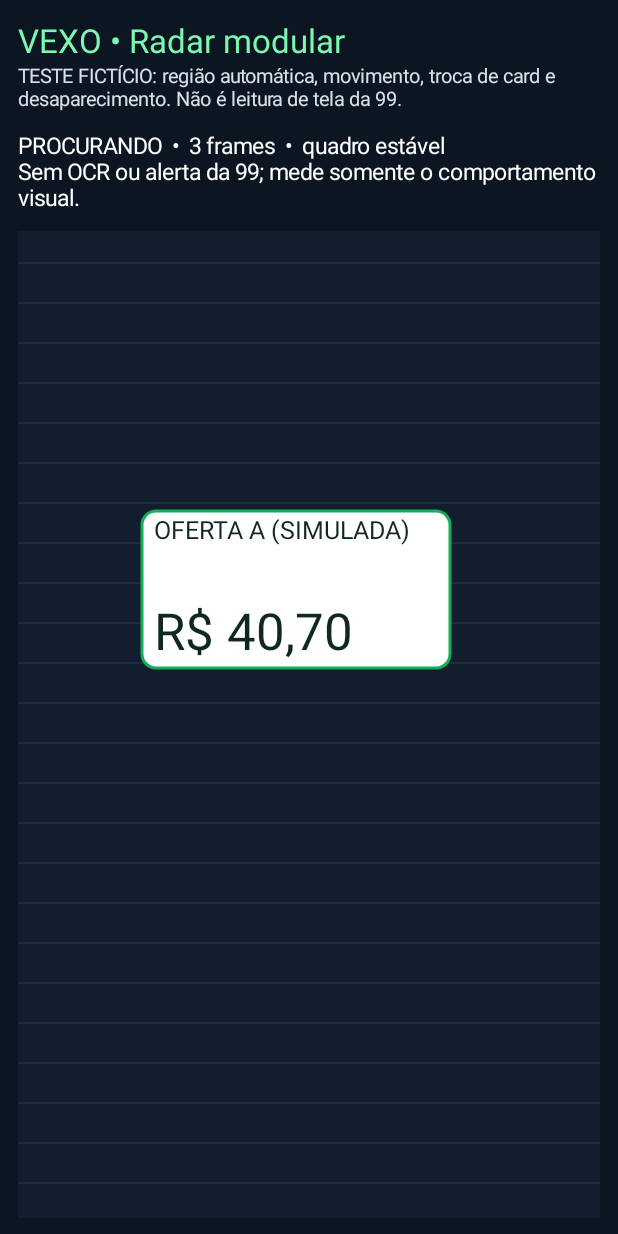
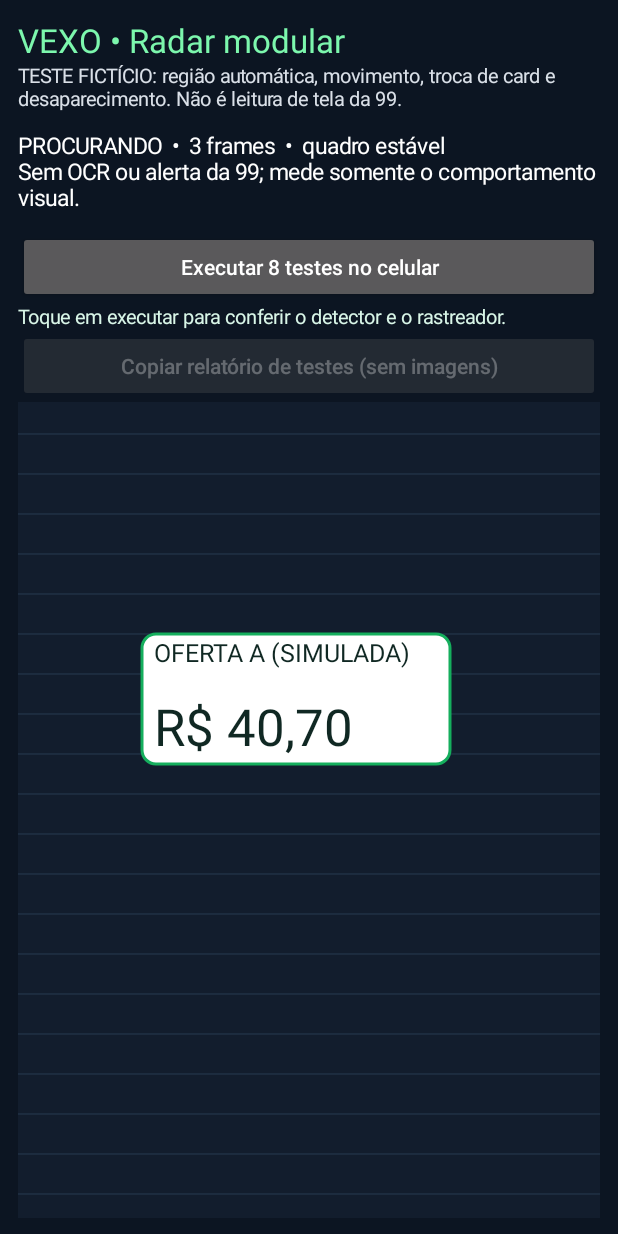
Before and after one commit to wayluloli-beep/vexo-mlkit-lab, an Android app: the VisualRadarLabActivity screen opened directly, with no data from a screen before it, on a phone screen of 412 x 824 dp. Run offline under Robolectric (Android 15) with nearby library versions, the phone set to English and light mode, and no system bars.

Commit message:
feat(apk): run radar tests and copy privacy-safe result inside simulation screen

```diff
--- a/app/src/main/java/com/vexo/mlkitlab/VisualRadarLabActivity.java
+++ b/app/src/main/java/com/vexo/mlkitlab/VisualRadarLabActivity.java
@@ -2,6 +2,10 @@ package com.vexo.mlkitlab;
 
 import android.app.Activity;
 import android.os.Bundle;
+import android.content.ClipData;
+import android.content.ClipboardManager;
+import android.content.Context;
+import android.widget.Button;
 import android.os.SystemClock;
 import android.graphics.Canvas;
 import android.graphics.Color;
@@ -19,8 +23,9 @@ import android.widget.TextView;
  * Uses the same detector/tracker code that will later be integrated by Dev.
  */
 public final class VisualRadarLabActivity extends Activity {
-    private TextView status;
+    private TextView status, testResults;
     private RadarView radar;
+    private RadarSelfTest.Report latestReport;
 
     @Override public void onCreate(Bundle state) {
         super.onCreate(state);
@@ -43,6 +48,31 @@ public final class VisualRadarLabActivity extends Activity {
         status.setTextSize(15);
         status.setPadding(0,pad,0,pad);
         root.addView(status);
+        Button runTests=new Button(this);
+        runTests.setText("Executar 8 testes no celular");
+        runTests.setAllCaps(false);
+        root.addView(runTests);
+        testResults=new TextView(this);
+        testResults.setTextColor(0xffd9f6e8);
+        testResults.setTextSize(13);
+        testResults.setText("Toque em executar para conferir o detector e o rastreador.");
+        root.addView(testResults);
+        Button copy=new Button(this);
+        copy.setText("Copiar relatório de testes (sem imagens)");
+        copy.setAllCaps(false);
+        copy.setEnabled(false);
+        root.addView(copy);
+        runTests.setOnClickListener(v -> {
+            latestReport=RadarSelfTest.run();
+            testResults.setText(latestReport.display);
+            copy.setEnabled(true);
+        });
+        copy.setOnClickListener(v -> {
+            if(latestReport==null)return;
+            ClipboardManager cb=(ClipboardManager)getSystemService(Context.CLIPBOARD_SERVICE);
+            if(cb!=null)cb.setPrimaryClip(ClipData.newPlainText(
+                "Diagnóstico fictício radar Vexo",latestReport.json));
+        });
         radar=new RadarView();
         root.addView(radar,new LinearLayout.LayoutParams(-1,0,1));
         setContentView(root);
```
